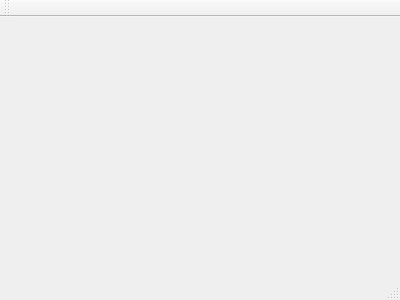
Above: mainwindow.ui from BerZerKku/QtMenuE before the change. Below: the same form after it.
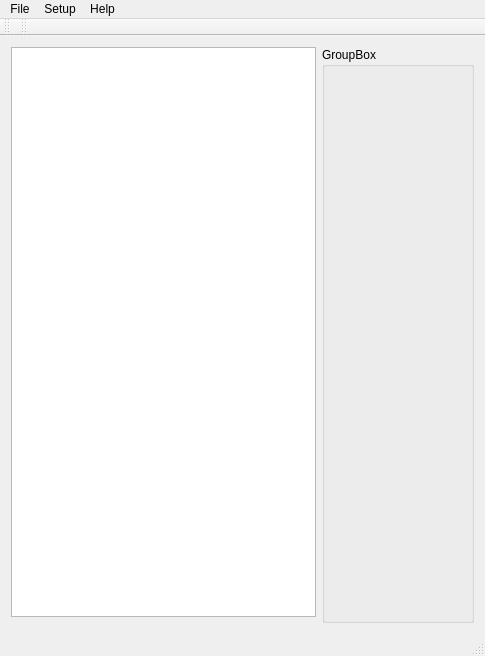
That is the form after the change. Custom widgets are drawn as their Qt base class.

What changed in the file:
```diff
--- a/mainwindow.ui
+++ b/mainwindow.ui
@@ -1,24 +1,123 @@
 <ui version="4.0">
  <class>MainWindow</class>
- <widget class="QMainWindow" name="MainWindow" >
-  <property name="geometry" >
+ <widget class="QMainWindow" name="MainWindow">
+  <property name="geometry">
    <rect>
     <x>0</x>
     <y>0</y>
-    <width>400</width>
-    <height>300</height>
+    <width>485</width>
+    <height>656</height>
    </rect>
   </property>
   <property name="windowTitle" >
    <string>MainWindow</string>
   </property>
-  <widget class="QMenuBar" name="menuBar" />
-  <widget class="QToolBar" name="mainToolBar" />
-  <widget class="QWidget" name="centralWidget" />
-  <widget class="QStatusBar" name="statusBar" />
+  <widget class="QWidget" name="centralWidget">
+   <layout class="QGridLayout" name="gridLayout">
+    <item row="0" column="2" rowspan="2">
+     <widget class="QGroupBox" name="groupBox">
+      <property name="title">
+       <string>GroupBox</string>
+      </property>
+     </widget>
+    </item>
+    <item row="0" column="0" colspan="2">
+     <widget class="QListWidget" name="listWidget"/>
+    </item>
+    <item row="1" column="0" colspan="2">
+     <widget class="keyboard" name="widget" native="true"/>
+    </item>
+   </layout>
+  </widget>
+  <widget class="QMenuBar" name="menuBar">
+   <property name="geometry">
+    <rect>
+     <x>0</x>
+     <y>0</y>
+     <width>485</width>
+     <height>22</height>
+    </rect>
+   </property>
+   <widget class="QMenu" name="menuMenuE">
+    <property name="title">
+     <string>File</string>
+    </property>
+    <addaction name="actionOpen"/>
+    <addaction name="actionSave"/>
+    <addaction name="separator"/>
+    <addaction name="actionQuit"/>
+   </widget>
+   <widget class="QMenu" name="menuSetup">
+    <property name="title">
+     <string>Setup</string>
+    </property>
+    <addaction name="actionOptions"/>
+   </widget>
+   <widget class="QMenu" name="menuHelp">
+    <property name="title">
+     <string>Help</string>
+    </property>
+    <addaction name="actionAbout"/>
+   </widget>
+   <addaction name="menuMenuE"/>
+   <addaction name="menuSetup"/>
+   <addaction name="menuHelp"/>
+  </widget>
+  <widget class="QToolBar" name="mainToolBar">
+   <attribute name="toolBarArea">
+    <enum>TopToolBarArea</enum>
+   </attribute>
+   <attribute name="toolBarBreak">
+    <bool>false</bool>
+   </attribute>
+  </widget>
+  <widget class="QStatusBar" name="statusBar"/>
+  <widget class="QToolBar" name="toolBar">
+   <property name="windowTitle">
+    <string>toolBar</string>
+   </property>
+   <attribute name="toolBarArea">
+    <enum>TopToolBarArea</enum>
+   </attribute>
+   <attribute name="toolBarBreak">
+    <bool>false</bool>
+   </attribute>
+  </widget>
+  <action name="actionOpen">
+   <property name="text">
+    <string>Open</string>
+   </property>
+  </action>
+  <action name="actionSave">
+   <property name="text">
+    <string>Save</string>
+   </property>
+  </action>
+  <action name="actionQuit">
+   <property name="text">
+    <string>Exit</string>
+   </property>
+  </action>
+  <action name="actionOptions">
+   <property name="text">
+    <string>Options...</string>
+   </property>
+  </action>
+  <action name="actionAbout">
+   <property name="text">
+    <string>About...</string>
+   </property>
+  </action>
  </widget>
- <layoutDefault spacing="6" margin="11" />
- <pixmapfunction></pixmapfunction>
+ <layoutdefault spacing="6" margin="11"/>
+ <customwidgets>
+  <customwidget>
+   <class>keyboard</class>
+   <extends>QWidget</extends>
+   <header>keyboard.h</header>
+   <container>1</container>
+  </customwidget>
+ </customwidgets>
  <resources/>
  <connections/>
 </ui>
```
Left out of the diff: 3 changed lines with no effect on the pictures.
